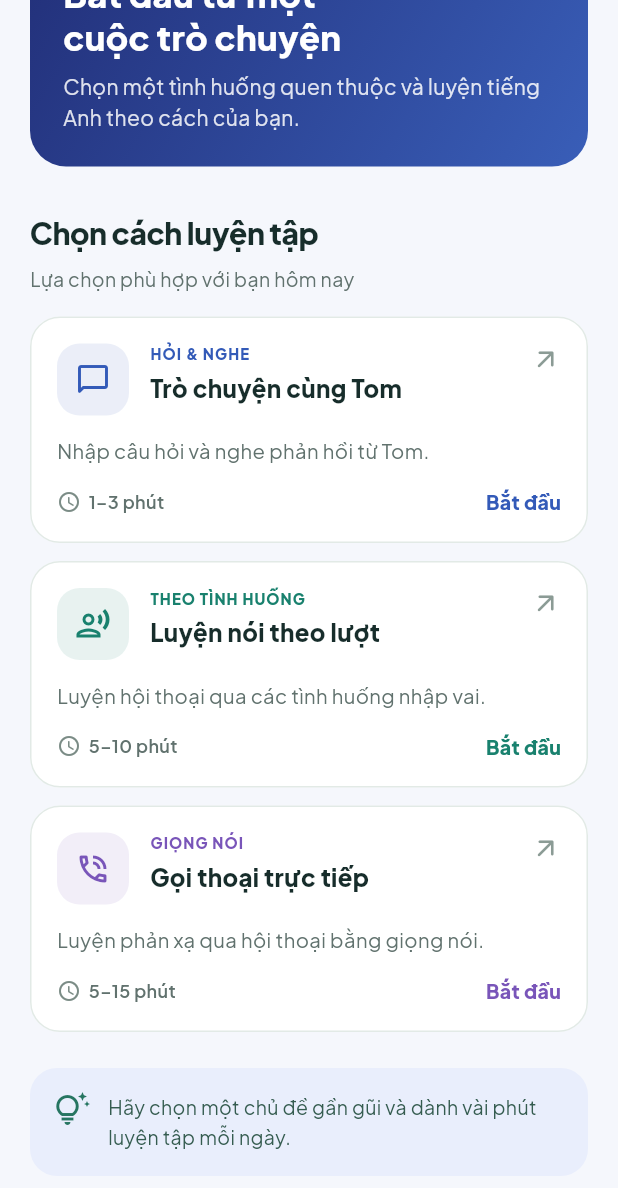
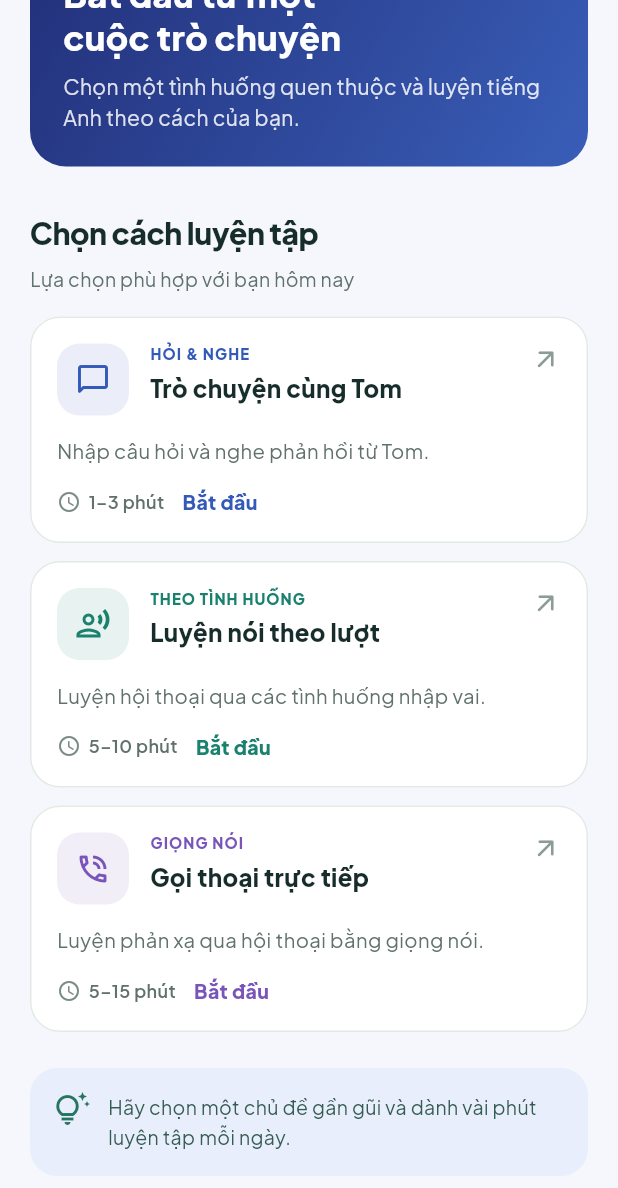
Before and after one commit to HipTran24/fluentTalk-mobile-app, a Flutter app: the PracticeHubScreen screen opened directly, scrolled down 314 dp, on a phone screen of 412 x 824 dp. Shown: the top 1188 px of the screen. Run offline on Flutter 3.47's test engine with Material 3 defaults, Android fonts, the phone set to English and light mode, and no system bars; our stand-ins replace dio, flutter_riverpod, flutter_tts, go_router, shared_preferences, supabase_flutter; missing offline and left inert: dart:js_interop, flutter_pcm_sound, record; accounts and stored records are empty.

```diff
--- a/lib/features/scenarios/presentation/practice_hub_screen.dart
+++ b/lib/features/scenarios/presentation/practice_hub_screen.dart
@@ -233,7 +233,13 @@ class _PracticeCard extends StatelessWidget {
                 style: const TextStyle(
                     color: Color(0xFF61726E), fontSize: 13.5, height: 1.45)),
             const SizedBox(height: 14),
-            Row(children: [
+            Wrap(
+              alignment: WrapAlignment.spaceBetween,
+              crossAxisAlignment: WrapCrossAlignment.center,
+              spacing: 12,
+              runSpacing: 8,
+              children: [
+                Row(mainAxisSize: MainAxisSize.min, children: [
                   const Icon(Icons.schedule_rounded,
                       color: Color(0xFF7B8C86), size: 16),
                   const SizedBox(width: 5),
@@ -242,11 +248,14 @@ class _PracticeCard extends StatelessWidget {
                           color: Color(0xFF61726E),
                           fontSize: 12,
                           fontWeight: FontWeight.w600)),
-              const Spacer(),
+                ]),
                 Text('Bắt đầu',
                     style: TextStyle(
-                      color: color, fontSize: 13, fontWeight: FontWeight.w800)),
-            ]),
+                        color: color,
+                        fontSize: 13,
+                        fontWeight: FontWeight.w800)),
+              ],
+            ),
           ]),
         ),
       ),
```
Lines whose indentation alone changed are shown as unchanged.
